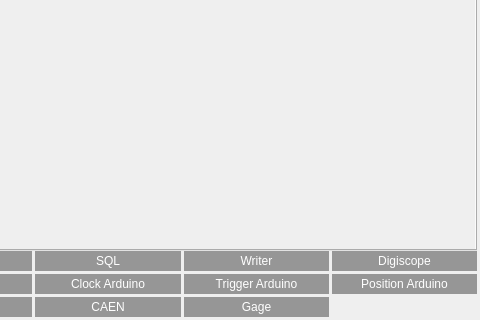
Old version of the form ui/mainwindow.ui in the repository SBC-Collaboration/SBC-RunControl; both pictures show x 520 to 1000 and y 430 to 750 of the 1000 by 750 pixel window.
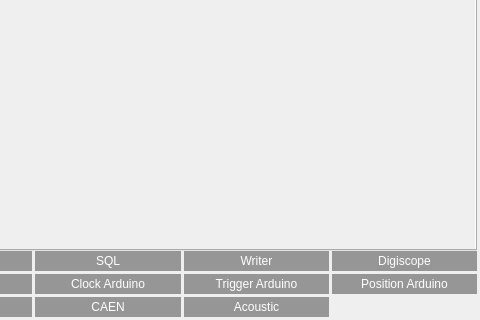
New version of the form. Icons and pictures are not drawn. Custom widgets are drawn as their Qt base class.

The edit to the form file:
```diff
--- a/ui/mainwindow.ui
+++ b/ui/mainwindow.ui
@@ -1424,7 +1424,7 @@
 background-color: #969696;</string>
           </property>
           <property name="text">
-           <string>Gage</string>
+           <string>Acoustic</string>
           </property>
           <property name="alignment">
            <set>Qt::AlignmentFlag::AlignCenter</set>
```
Left out of the diff: 2 changed lines with no effect on the pictures.
